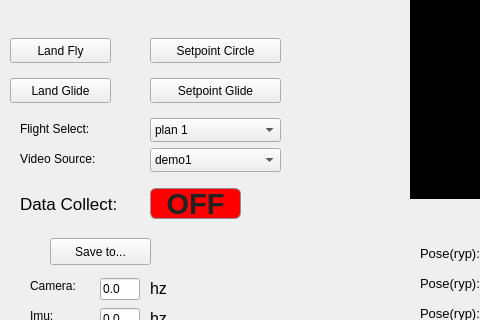
Old version of the form rqt_fix_wing_gui/resource/fixedwing_widget.ui in the repository SJTU-MKH/Qtgui_for_fixed_wing; both pictures show x 0 to 480 and y 142 to 462 of the 891 by 550 pixel window.
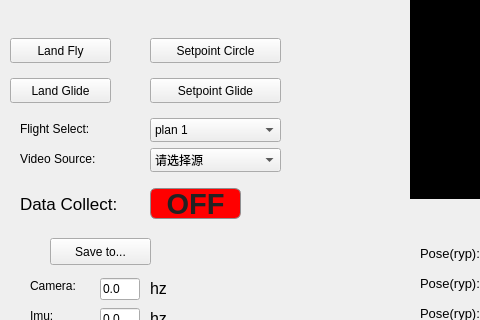
New version of the form.

What changed in the file:
```diff
--- a/rqt_fix_wing_gui/resource/fixedwing_widget.ui
+++ b/rqt_fix_wing_gui/resource/fixedwing_widget.ui
@@ -1506,6 +1506,11 @@
    <property name="editable">
     <bool>false</bool>
    </property>
+   <item>
+    <property name="text">
+     <string>请选择源</string>
+    </property>
+   </item>
    <item>
     <property name="text">
      <string>demo1</string>
```
